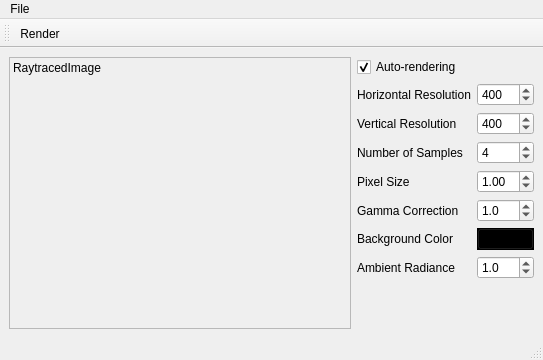
This is projects/mainwindow.ui in thiagowfx/raytracer-lcg-2014 as Qt 5 draws it before an edit. The edited form follows.
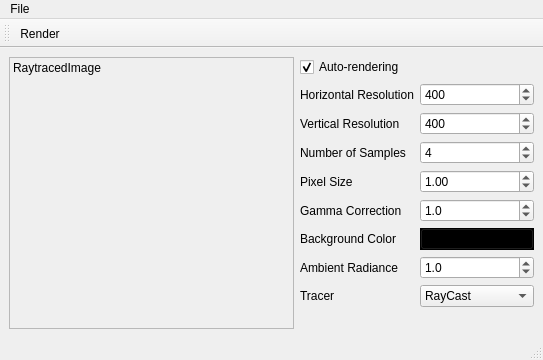
This is the edited form. Icons and pictures are not drawn.

Commit message: added Tracer to the interface, corrected tracer polymorphism, improved == for RGBColor, moved Raytracer class to the project root

```diff
--- a/projects/mainwindow.ui
+++ b/projects/mainwindow.ui
@@ -625,6 +625,32 @@
         </property>
        </widget>
       </item>
+      <item row="7" column="0">
+       <widget class="QLabel" name="label_8">
+        <property name="text">
+         <string>Tracer</string>
+        </property>
+       </widget>
+      </item>
+      <item row="7" column="1">
+       <widget class="QComboBox" name="tracerComboBox">
+        <item>
+         <property name="text">
+          <string>RayCast</string>
+         </property>
+        </item>
+        <item>
+         <property name="text">
+          <string>MultipleObjects</string>
+         </property>
+        </item>
+        <item>
+         <property name="text">
+          <string>Whitted</string>
+         </property>
+        </item>
+       </widget>
+      </item>
      </layout>
     </item>
    </layout>
```
Left out of the diff: 17 changed lines with no effect on the pictures. The commit also changes 25 other files.
